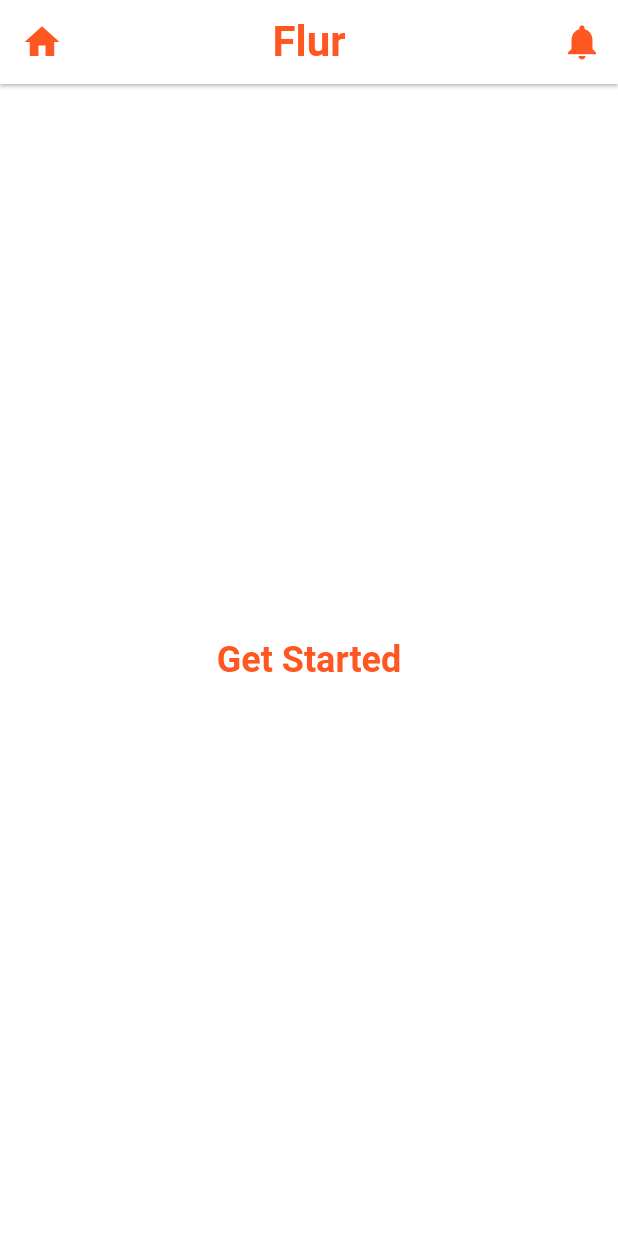
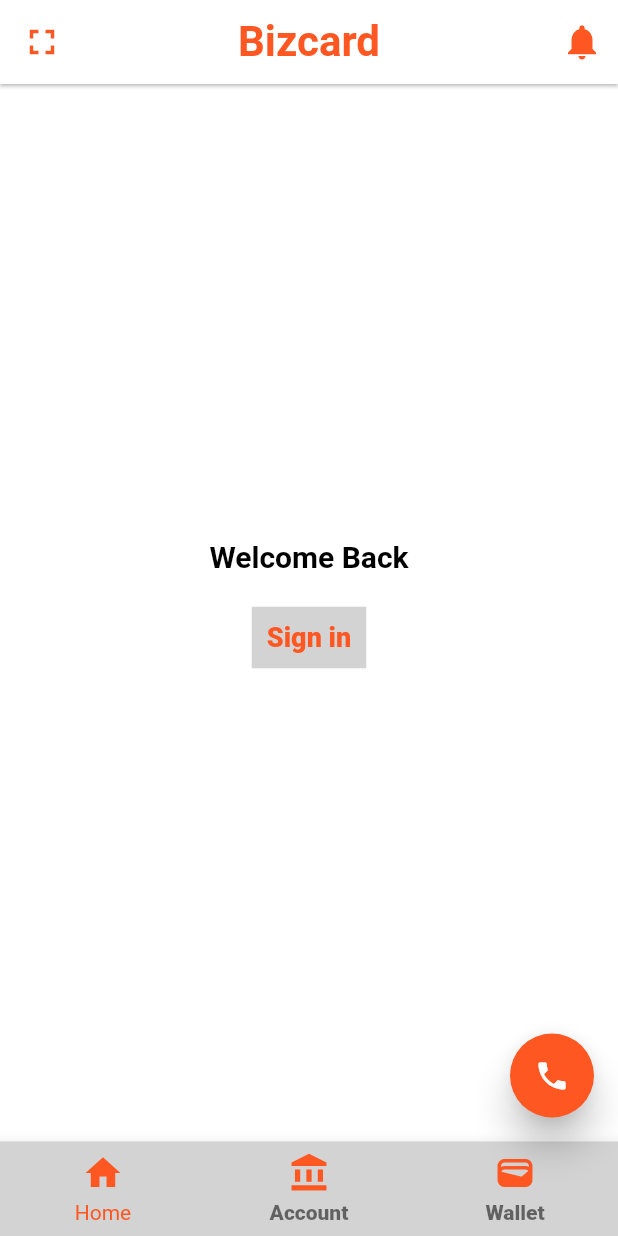
Before and after one commit to Agbajee/flutter_app, a Flutter app: the screen it shows after launch, on a phone screen of 412 x 824 dp. Run offline on Flutter 3.47's test engine with Material 2 defaults, Android fonts, the phone set to English and light mode, and no system bars.

Commit message:
New Commit

```diff
--- a/lib/ui/home.dart
+++ b/lib/ui/home.dart
@@ -1,4 +1,8 @@
+// ignore_for_file: prefer_const_constructors, prefer_const_literals_to_create_immutables
+
 import 'package:flutter/material.dart';
+
+var appTitles = "Bizcard";
 
 class MyAppBar extends StatelessWidget {
   const MyAppBar({super.key});
@@ -11,14 +15,14 @@ class MyAppBar extends StatelessWidget {
           backgroundColor: const Color(0xFFFFFFFF),
           leading: const IconButton(
             icon: Icon(
-            Icons.home,
+              Icons.fullscreen,
               size: 28,
               color: Colors.deepOrange,
             ),
-          onPressed:null,
+            onPressed: null,
           ),
-        title: const Text(
-          'Flur',
+          title: Text(
+            appTitles,
             style: TextStyle(
               fontSize: 28,
               color: Colors.deepOrange,
@@ -36,18 +40,100 @@ class MyAppBar extends StatelessWidget {
                 ))
           ],
         ),
-      body: const Material(
-        color: Color(0xFFFFFFFF),
-        child: Center(
-            child: Text(
-          'Get Started',
-          textDirection: TextDirection.ltr,
+        floatingActionButton: FloatingActionButton(
+          backgroundColor: Colors.deepOrange,
+          onPressed: () => debugPrint('Make Phone call'),
+          elevation: 10,
+          child: Icon(Icons.phone),
+        ),
+        bottomNavigationBar: BottomNavigationBar(
+          items: [
+            BottomNavigationBarItem(
+              icon: Icon(
+                Icons.home,
+                size: 28,
+                color: Colors.deepOrange,
+              ),
+              label: 'Home',
+            ),
+            BottomNavigationBarItem(
+              icon: Icon(
+                Icons.account_balance,
+                size: 28,
+                color: Colors.deepOrange,
+              ),
+              label: 'Account',
+            ),
+            BottomNavigationBarItem(
+              icon: Icon(
+                Icons.wallet,
+                size: 28,
+                color: Colors.deepOrange,
+              ),
+              label: 'Wallet',
+            ),
+          ],
+          onTap: (int index) => debugPrint('Tapped on: $index'),
+          backgroundColor: Color.fromARGB(255, 211, 211, 211),
+          unselectedLabelStyle: TextStyle(
+              color: Colors.black,
+              fontSize: 14,
+              fontWeight: FontWeight.w900,
+              height: 1.5),
+          selectedLabelStyle: TextStyle(
+            color: Colors.black,
+          ),
+          fixedColor: Colors.deepOrange,
+        ),
+        body: Container(
+            alignment: Alignment.center,
+            color: const Color(0xFFFFFFFF),
+            child: Column(
+                mainAxisAlignment: MainAxisAlignment.center,
+                children: <Widget>[
+                  InkWell(
+                    child: const Text('Welcome Back',
                         style: TextStyle(
-            fontSize: 24,
-            // fontFamily: FontFamily.halventica,
+                          fontSize: 20,
+                          color: Color.fromARGB(255, 0, 0, 0),
+                          fontWeight: FontWeight.w700,
+                        )),
+                    onTap: () => debugPrint('inkwell tap'),
+                  ),
+                  const CustomButton(),
+                ])));
+  }
+}
+
+class CustomButton extends StatelessWidget {
+  const CustomButton({super.key});
+  @override
+  Widget build(BuildContext context) {
+    return GestureDetector(
+      onTap: () {
+        // debugPrint('Custom Button tapped');
+        final snackBar = SnackBar(
+          backgroundColor: Colors.green,
+          content: Text('logged in successfully'),
+        );
+        ScaffoldMessenger.of(context).showSnackBar(snackBar);
+      },
+      child: Container(
+        margin: EdgeInsets.fromLTRB(1.0, 20.0, 1.0, 10.0),
+        padding: EdgeInsets.all(10),
+        decoration: BoxDecoration(
+          color: Color.fromARGB(255, 211, 211, 211),
+          borderRadius: BorderRadius.circular(2),
+          border: Border.all(
+            color: Color.fromARGB(255, 254, 254, 254),
+            width: 2,
+          ),
+        ),
+        child: Text('Sign in',
+            style: TextStyle(
+              fontSize: 18,
+              fontWeight: FontWeight.w900,
               color: Colors.deepOrange,
-            fontWeight: FontWeight.w700,
-          ),
             )),
       ),
     );
```
Lines whose indentation alone changed are shown as unchanged.
